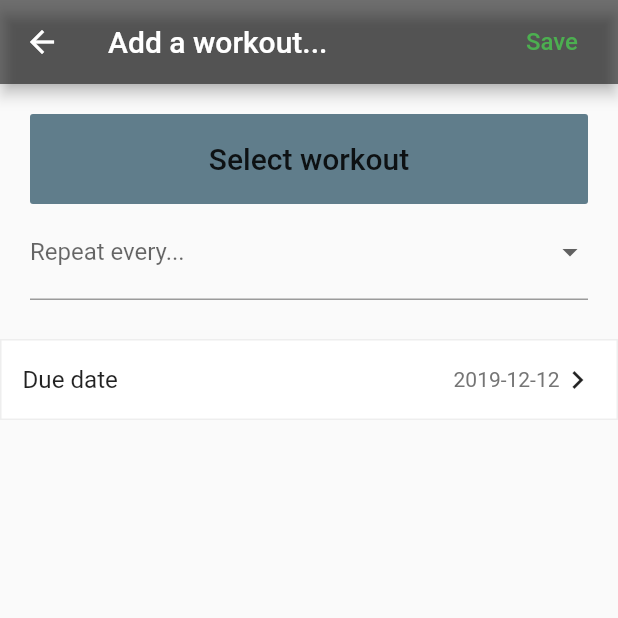
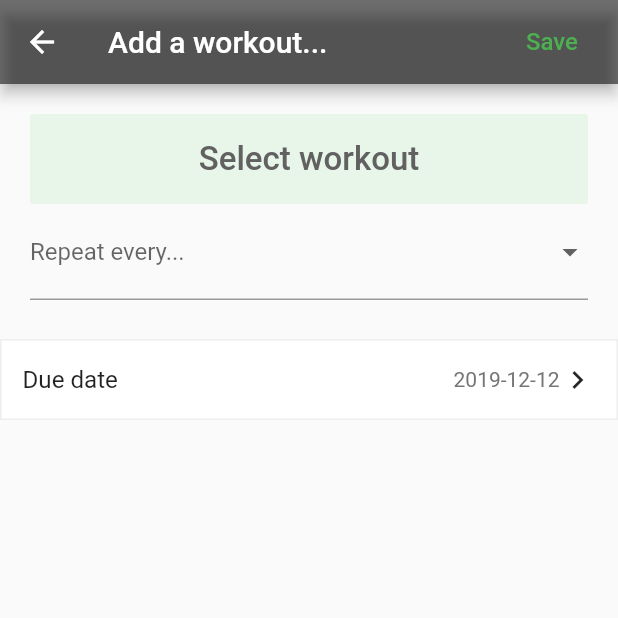
Before and after one commit to Luke-Tran/FitPal_MobileDevicesProject, a Flutter app: the WorkoutForm screen opened by its route, on a phone screen of 412 x 824 dp, the top half of it. Run offline on Flutter 3.47's test engine with Material 2 defaults, Android fonts, the phone set to English and light mode, and no system bars; our stand-ins replace charts_flutter, cloud_firestore, flutter_i18n, flutter_local_notifications, flutter_map, geolocator and 3 more; missing offline and left inert: flutter_picker; accounts and stored records are empty.

Commit message:
Removed unneccessary form nodes and tweaked UI color

```diff
--- a/lib/pages/workout_form.dart
+++ b/lib/pages/workout_form.dart
@@ -39,7 +39,7 @@ class _WorkoutFormState extends State<WorkoutForm> {
               ),
             ),
             onPressed: () {
-              if (_formKey.currentState.validate()) {
+              if (_workoutName != 'Select workout') {
                 Navigator.of(context).pop(
                   Workout(
                     datetime: _dueDateBtn.datetime,
@@ -67,8 +67,6 @@ class _WorkoutFormState extends State<WorkoutForm> {
     return [
       Padding(
         padding: EdgeInsets.all(20.0),
-        child: Form(
-          key: _formKey,
         child: Column(
           crossAxisAlignment: CrossAxisAlignment.stretch,
           children: <Widget>[
@@ -85,10 +83,10 @@ class _WorkoutFormState extends State<WorkoutForm> {
                     });
                   }
                 },
-                  color: Colors.blueGrey,
+                color: Colors.green[50],
                 child: Text(
                   _workoutName,
-                    style: TextStyle(fontSize: 20.0),
+                  style: TextStyle(fontSize: 22.0, color: Colors.grey[700]),
                 ),
               ),
             ),
@@ -131,7 +129,6 @@ class _WorkoutFormState extends State<WorkoutForm> {
           ],
         ),
       ),
-      ),
       _getRepsBtn(chosenWorkout),
       SizedBox(height: 2.0),
       _getSetsBtn(chosenWorkout),
--- a/lib/pages/workouts_list.dart
+++ b/lib/pages/workouts_list.dart
@@ -16,6 +16,7 @@ class WorkoutsList extends StatelessWidget {
     return Scaffold(
       appBar: AppBar(
         title: Text('Select workout'),
+        backgroundColor: Colors.black54,
       ),
       body: ListView(
         children: _getExercises(context),
```
Lines whose indentation alone changed are shown as unchanged.
